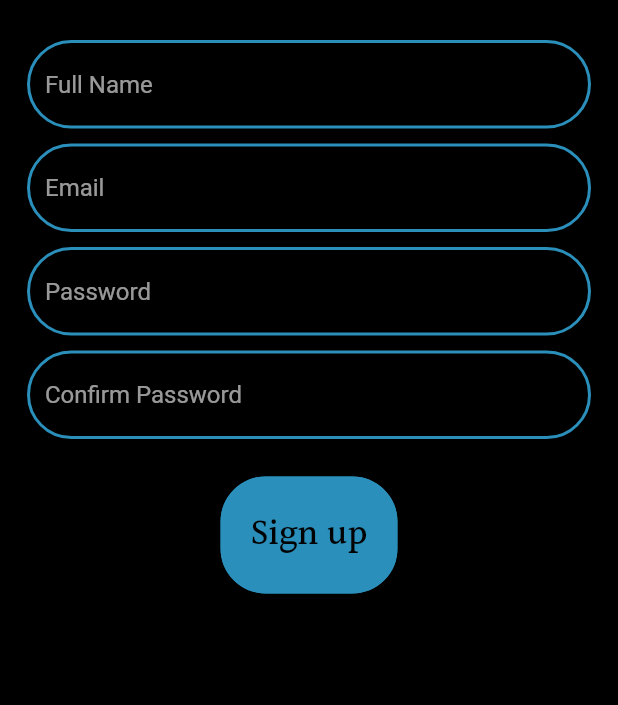
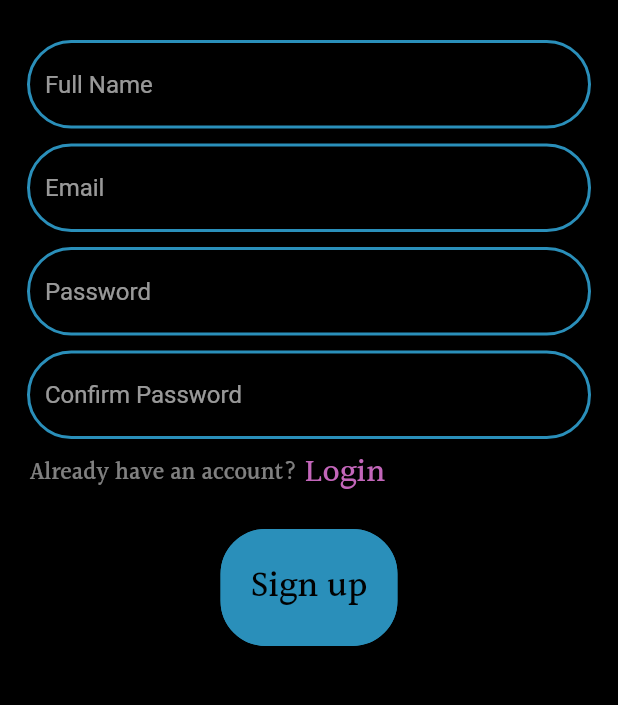
Before and after one commit to AhmedShafique313/AIMate, a Flutter app: the SignupPage screen opened directly, on a phone screen of 412 x 824 dp, the part 116-821 px from its top. Run offline on Flutter 3.47's test engine with Material 2 defaults, Android fonts, the phone set to English and light mode, and no system bars.

Commit message:
Sign up is also almost to completion

```diff
--- a/lib/pages/sign_up.dart
+++ b/lib/pages/sign_up.dart
@@ -1,4 +1,5 @@
 import 'package:aimate/pages/dashboard.dart';
+import 'package:aimate/pages/sign_in.dart';
 import 'package:flutter/material.dart';
 
 class SignupPage extends StatefulWidget {
@@ -160,6 +161,42 @@ class _SignupPageState extends State<SignupPage> {
                     hintStyle: const TextStyle()),
               ),
             ),
+            Row(
+              children: [
+                const SizedBox(
+                  width: 20,
+                ),
+                const Opacity(
+                  opacity: 0.5,
+                  child: Text(
+                    'Already have an account?',
+                    style: TextStyle(
+                        fontSize: 16,
+                        fontWeight: FontWeight.w300,
+                        fontFamily: 'Halant'),
+                  ),
+                ),
+                const SizedBox(
+                  width: 5,
+                ),
+                GestureDetector(
+                  onTap: () {
+                    Navigator.push(
+                        context,
+                        MaterialPageRoute(
+                            builder: (context) => const SigninPage()));
+                  },
+                  child: const Text(
+                    'Login',
+                    style: TextStyle(
+                        color: Color(0xffC366BA),
+                        fontSize: 22,
+                        fontWeight: FontWeight.w300,
+                        fontFamily: 'Halant'),
+                  ),
+                )
+              ],
+            ),
             const SizedBox(height: 20),
             Row(
               mainAxisAlignment: MainAxisAlignment.center,
```
